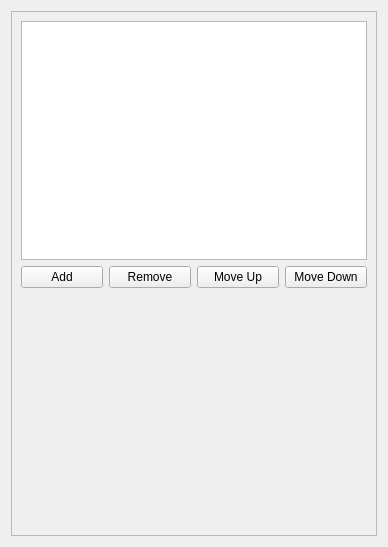
The window that ui/uifiles/editors/cameras.ui (timofey260/RWE-Sharp) describes before a commit, drawn with Qt 5.
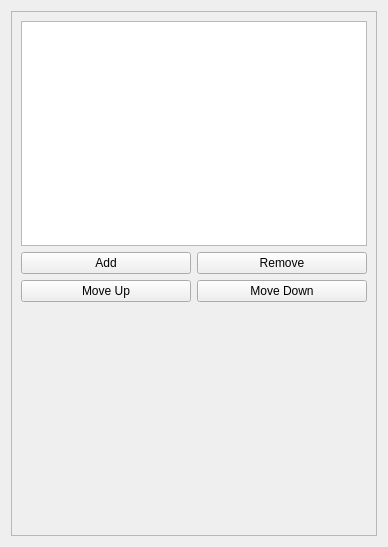
The same window after the commit.

Patch:
```diff
--- a/ui/uifiles/editors/cameras.ui
+++ b/ui/uifiles/editors/cameras.ui
@@ -47,29 +47,29 @@
         </widget>
        </item>
        <item>
-        <layout class="QHBoxLayout" name="horizontalLayout">
-         <item>
-          <widget class="QPushButton" name="AddCamera">
-           <property name="text">
-            <string>Add</string>
-           </property>
-          </widget>
-         </item>
-         <item>
+        <layout class="QGridLayout" name="gridLayout">
+         <item row="0" column="1">
           <widget class="QPushButton" name="RemoveCamera">
            <property name="text">
             <string>Remove</string>
            </property>
           </widget>
          </item>
-         <item>
+         <item row="0" column="0">
+          <widget class="QPushButton" name="AddCamera">
+           <property name="text">
+            <string>Add</string>
+           </property>
+          </widget>
+         </item>
+         <item row="1" column="0">
           <widget class="QPushButton" name="MoveUp">
            <property name="text">
             <string>Move Up</string>
            </property>
           </widget>
          </item>
-         <item>
+         <item row="1" column="1">
           <widget class="QPushButton" name="MoveDown">
            <property name="text">
             <string>Move Down</string>
```
